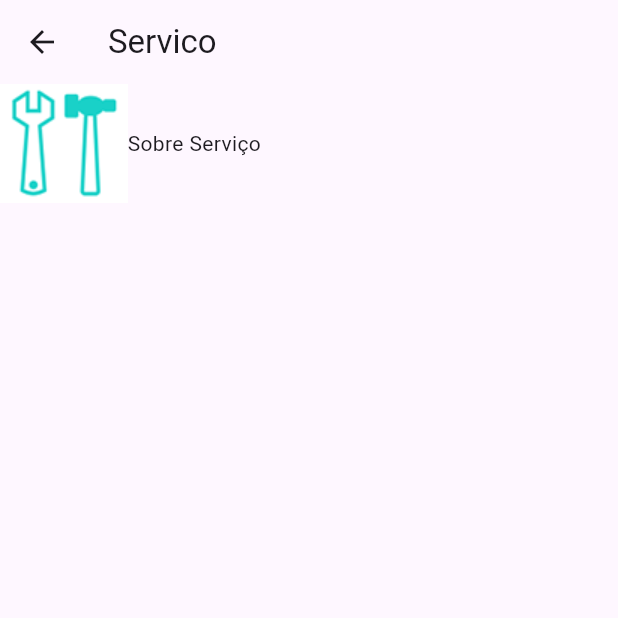
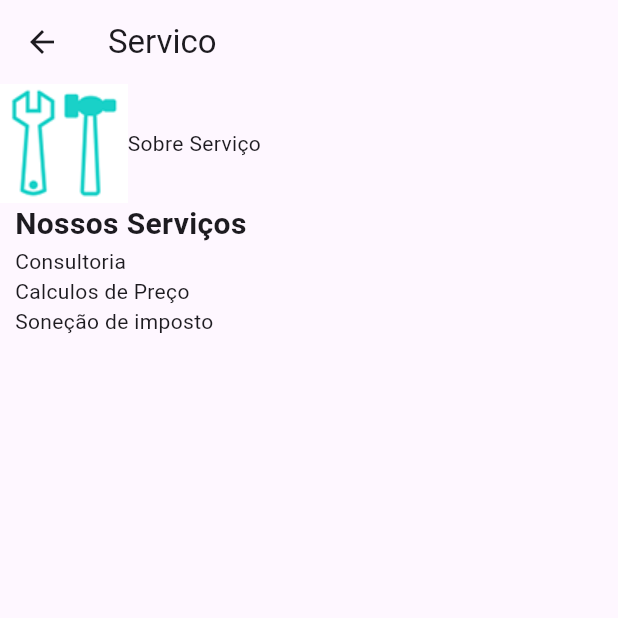
Before and after one commit to PedroPog/ATMFlutter, a Flutter app: the Servico screen opened directly, on a phone screen of 412 x 824 dp, the top half of it. Run offline on Flutter 3.47's test engine with Material 3 defaults, Android fonts, the phone set to English and light mode, and no system bars; missing offline and left inert: dart:html.

Commit message:
finalização II

```diff
--- a/atm/lib/views/empresa.dart
+++ b/atm/lib/views/empresa.dart
@@ -22,6 +22,7 @@ class _EmpresaState extends State<Empresa> {
               Text("Sobre Empresa")
             ],
           ),
+          Text("Lorem ipsum dolor sit amet, consectetur adipiscing elit. Donec vitae risus consequat, pretium velit quis, tristique purus. Morbi lacinia, eros sit amet tincidunt aliquam, felis nibh ultrices nisl, nec pellentesque augue turpis luctus risus. Ut hendrerit, erat ut ullamcorper dapibus, mi massa mattis ante, vitae consectetur orci purus nec nulla. Vivamus placerat diam quis rhoncus ultricies. Etiam semper lacus vel ultrices laoreet. Nullam sed fringilla massa, blandit consequat enim. Sed venenatis purus at ligula convallis elementum. Sed faucibus, sapien vel porttitor tempus, quam nunc iaculis diam, id maximus diam sem quis leo. Vestibulum ante ipsum primis in faucibus orci luctus et ultrices posuere cubilia Curae; Pellentesque eu magna in ex feugiat laoreet."),
         ],
       ),
     );
--- a/atm/lib/views/servico.dart
+++ b/atm/lib/views/servico.dart
@@ -1,3 +1,5 @@
+import 'dart:html';
+
 import 'package:flutter/material.dart';
 
 class Servico extends StatefulWidget {
@@ -15,13 +17,34 @@ class _ServicoState extends State<Servico> {
         title: Text("Servico"),
       ),
       body: Column(
+        crossAxisAlignment: CrossAxisAlignment.start,
         children: [
           Row(
             children: [
               Image.asset("imagens/detalhe_servico.png"),
-              Text("Sobre Serviço")
+              Text("Sobre Serviço"),
             ],
           ),
+          // ignore: prefer_const_constructors
+          Padding(padding: EdgeInsets.only(left:10),
+          child: Text("Nossos Serviços",
+          style: TextStyle(fontSize: 20,fontWeight: FontWeight.bold),),
+
+          ),
+          Padding(padding: EdgeInsets.only(left:10),
+          child: Text("Consultoria"),
+          ),
+          Padding(padding: EdgeInsets.only(left:10),
+          child: Text("Calculos de Preço"),
+          ),
+          Padding(padding: EdgeInsets.only(left:10),
+          child: Text("Soneção de imposto"),
+          ),
+          Row(
+            children: [
+
+            ],
+          )
         ],
       ),
     );
```
Also changed, not shown: atm/lib/views/cliente.dart (+9 -2 lines), atm/lib/views/contato.dart (+7 -0 lines).
